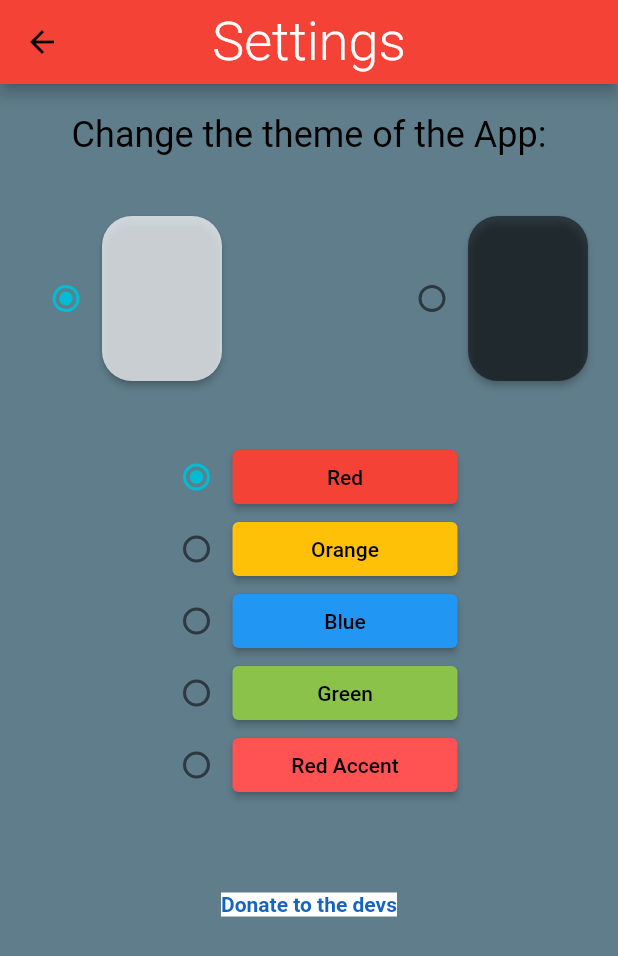
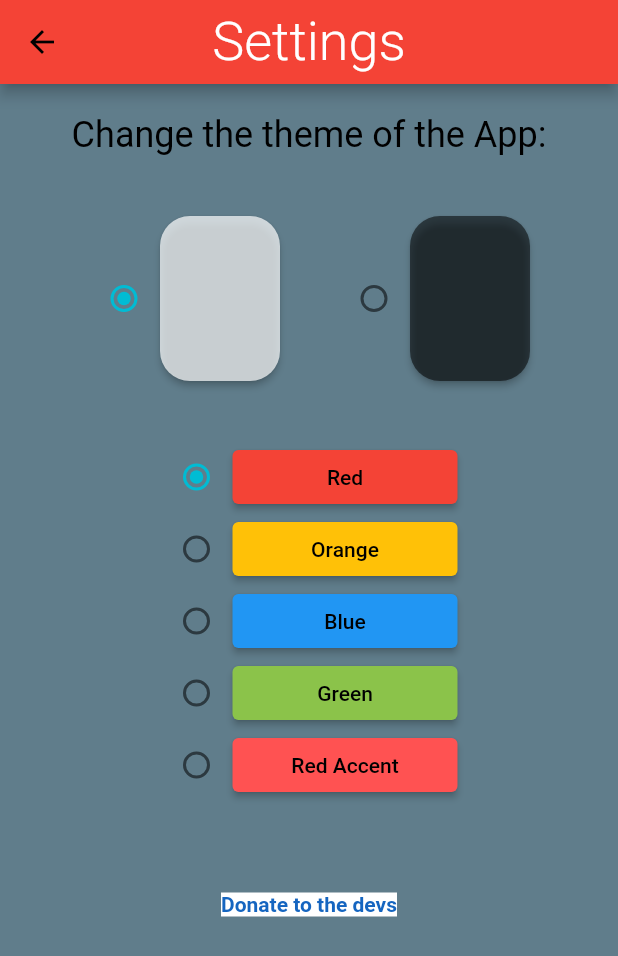
Before and after one commit to BogyMitutoyoCTL/BOGY-App-2023-04, a Flutter app: the screen it shows after launch, after a tap on "Settings", on a phone screen of 412 x 824 dp. Shown: the top 956 px of the screen. Run offline on Flutter 3.47's test engine with Material 2 defaults, Android fonts, the phone set to English and light mode, and no system bars; our stand-ins replace flutter_local_notifications, shared_preferences, timezone; generated files the repository leaves out were written again.

Commit message:
Settings improvements

```diff
--- a/multitimer/lib/Settings.dart
+++ b/multitimer/lib/Settings.dart
@@ -54,11 +54,12 @@ class _SettingsState extends State<Settings> {
             Padding(
               padding: const EdgeInsets.all(20.0),
               child: Row(
-                mainAxisAlignment: MainAxisAlignment.spaceBetween,
+                mainAxisAlignment: MainAxisAlignment.spaceEvenly,
                 children: [
                   Column(
                     children: [
                       Row(
+                        mainAxisSize: MainAxisSize.min,
                         children: [
                           Radio(
                             value: ThemeMode.light,
@@ -80,10 +81,9 @@ class _SettingsState extends State<Settings> {
                     ],
                   ),
                   Column(
-                    mainAxisAlignment: MainAxisAlignment.end,
                     children: [
                       Row(
-                        mainAxisAlignment: MainAxisAlignment.end,
+                        mainAxisSize: MainAxisSize.min,
                         children: [
                           Radio(
                               value: ThemeMode.dark,
```
